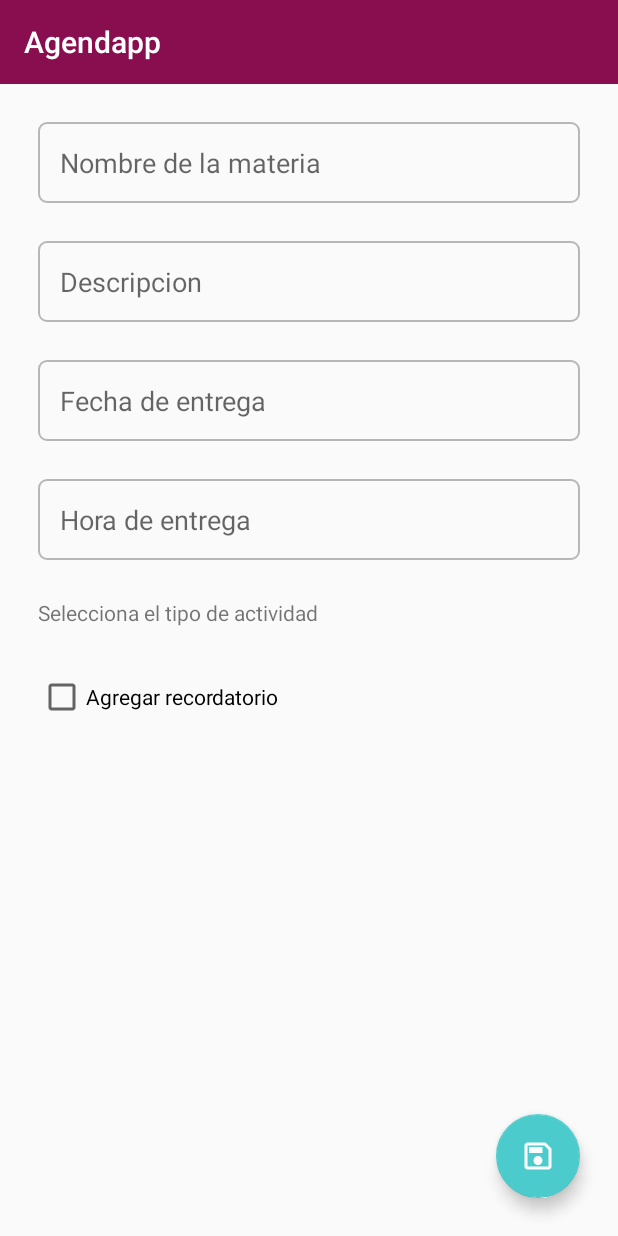
After one commit to LordSinSentido/agendapp, an Android app: the EditarTareaActivity screen opened directly, with no data from a screen before it, on a phone screen of 412 x 824 dp. The commit adds this screen. Run offline under Robolectric (Android 15) with nearby library versions, the phone set to English and light mode, and no system bars.

Commit message:
Se agregaron las vistas de los activities editar tareas y editar horario

```diff
--- a/app/src/main/AndroidManifest.xml
+++ b/app/src/main/AndroidManifest.xml
@@ -9,7 +9,10 @@
         android:roundIcon="@mipmap/ic_launcher_round"
         android:supportsRtl="true"
         android:theme="@style/Theme.Agendapp">
-        <activity android:name=".MostrarHorarioActivity"></activity>
+        <activity android:name=".EditarHorarioActivity"></activity>
+        <activity android:name=".EditarEventoActivity" />
+        <activity android:name=".EditarTareaActivity" />
+        <activity android:name=".MostrarHorarioActivity" />
         <activity android:name=".AgregarHorariosActivity" />
         <activity android:name=".AgregarEventosActivity" />
         <activity android:name=".AgregarTareasActivity" />
--- /dev/null
+++ b/app/src/main/java/com/classhub/agendapp/EditarTareaActivity.java
@@ -0,0 +1,14 @@
+package com.classhub.agendapp;
+
+import androidx.appcompat.app.AppCompatActivity;
+
+import android.os.Bundle;
+
+public class EditarTareaActivity extends AppCompatActivity {
+
+    @Override
+    protected void onCreate(Bundle savedInstanceState) {
+        super.onCreate(savedInstanceState);
+        setContentView(R.layout.activity_editar_tarea);
+    }
+}
--- /dev/null
+++ b/app/src/main/res/layout/activity_editar_tarea.xml
@@ -0,0 +1,134 @@
+<?xml version="1.0" encoding="utf-8"?>
+<androidx.constraintlayout.widget.ConstraintLayout xmlns:android="http://schemas.android.com/apk/res/android"
+    xmlns:app="http://schemas.android.com/apk/res-auto"
+    xmlns:tools="http://schemas.android.com/tools"
+    android:layout_width="match_parent"
+    android:layout_height="match_parent"
+    tools:context=".EditarTareaActivity">
+
+    <ScrollView
+        android:layout_width="match_parent"
+        android:layout_height="match_parent">
+
+        <LinearLayout
+            android:layout_width="match_parent"
+            android:layout_height="wrap_content"
+            android:orientation="vertical" >
+
+            <EditText
+                android:id="@+id/editartareaEntradaTitulo"
+                android:layout_width="match_parent"
+                android:layout_height="wrap_content"
+                android:layout_marginStart="25dp"
+                android:layout_marginTop="25dp"
+                android:layout_marginEnd="25dp"
+                android:background="@drawable/item_entrada"
+                android:ems="10"
+                android:hint="@string/editartareaTitulo"
+                android:importantForAutofill="no"
+                android:inputType="textPersonName" />
+
+            <EditText
+                android:id="@+id/editartareaEntradaDescripcion"
+                android:layout_width="match_parent"
+                android:layout_height="wrap_content"
+                android:layout_marginStart="25dp"
+                android:layout_marginTop="25dp"
+                android:layout_marginEnd="25dp"
+                android:background="@drawable/item_entrada"
+                android:ems="10"
+                android:hint="@string/editartareaDescripcion"
+                android:importantForAutofill="no"
+                android:inputType="textPersonName" />
+
+            <EditText
+                android:id="@+id/editartareaEntradaFechaDeFin"
+                android:layout_width="match_parent"
+                android:layout_height="wrap_content"
+                android:layout_marginStart="25dp"
+                android:layout_marginTop="25dp"
+                android:layout_marginEnd="25dp"
+                android:background="@drawable/item_entrada"
+                android:ems="10"
+                android:hint="@string/editartareaFechaDeFin"
+                android:importantForAutofill="no"
+                android:inputType="textPersonName" />
+
+            <EditText
+                android:id="@+id/editartareaEntradaHoraDeFin"
+                android:layout_width="match_parent"
+                android:layout_height="wrap_content"
+                android:layout_marginStart="25dp"
+                android:layout_marginTop="25dp"
+                android:layout_marginEnd="25dp"
+                android:background="@drawable/item_entrada"
+                android:ems="10"
+                android:hint="@string/editartareaHoraDeFin"
+                android:importantForAutofill="no"
+                android:inputType="textPersonName" />
+
+            <TextView
+                android:id="@+id/editartareaTextoTipo"
+                android:layout_width="match_parent"
+                android:layout_height="wrap_content"
+                android:layout_marginStart="25dp"
+                android:layout_marginTop="25dp"
+                android:layout_marginEnd="25dp"
+                android:text="@string/editartareaTipo" />
+
+            <Spinner
+                android:id="@+id/editartareaSpinnerTipo"
+                android:layout_width="match_parent"
+                android:layout_height="wrap_content"
+                android:layout_marginStart="25dp"
+                android:layout_marginTop="5dp"
+                android:layout_marginEnd="25dp"
+                android:background="@drawable/item_spinner"/>
+
+            <CheckBox
+                android:id="@+id/editartareaCheckRecordatorio"
+                android:layout_width="match_parent"
+                android:layout_height="wrap_content"
+                android:layout_marginStart="25dp"
+                android:layout_marginTop="25dp"
+                android:layout_marginEnd="25dp"
+                android:text="@string/editartareaRecordatorio" />
+
+            <Spinner
+                android:id="@+id/editartareaSpinnerRecordatorio"
+                android:layout_width="match_parent"
+                android:layout_height="wrap_content"
+                android:layout_marginStart="25dp"
+                android:layout_marginTop="5dp"
+                android:layout_marginEnd="25dp"
+                android:background="@drawable/item_spinner"
+                android:visibility="gone"
+                tools:visibility="visible"/>
+
+            <androidx.constraintlayout.utils.widget.MockView
+                android:id="@+id/mockView9"
+                android:layout_width="match_parent"
+                android:layout_height="100dp"
+                android:visibility="invisible"/>
+        </LinearLayout>
+    </ScrollView>
+
+    <com.google.android.material.floatingactionbutton.FloatingActionButton
+        android:id="@+id/editartareaBotonGuardar"
+        android:layout_width="wrap_content"
+        android:layout_height="wrap_content"
+        android:layout_marginEnd="25dp"
+        android:layout_marginBottom="25dp"
+        android:backgroundTint="@color/colorSecundario"
+        android:clickable="true"
+        android:contentDescription="@string/botonGuardar"
+        android:elevation="25dp"
+        android:focusable="true"
+        android:tint="@color/colorTextoClaro"
+        app:backgroundTint="@color/colorSecundario"
+        app:fabSize="normal"
+        app:layout_constraintBottom_toBottomOf="parent"
+        app:layout_constraintEnd_toEndOf="parent"
+        app:rippleColor="@color/colorSecundarioClaro"
+        app:srcCompat="@drawable/icono_guardar"/>
+</androidx.constraintlayout.widget.ConstraintLayout>
--- a/app/src/main/res/values/strings.xml
+++ b/app/src/main/res/values/strings.xml
@@ -63,6 +63,14 @@
     <string name="mostrarhorarioUbicacion">Ubicacion</string>
     <string name="mostrarhorarioRecordatorio">Recordatorio</string>
 
+    <!-- Editar tarea -->
+    <string name="editartareaTitulo">Nombre de la materia</string>
+    <string name="editartareaDescripcion">Descripcion</string>
+    <string name="editartareaFechaDeFin">Fecha de entrega</string>
+    <string name="editartareaHoraDeFin">Hora de entrega</string>
+    <string name="editartareaTipo">Selecciona el tipo de actividad</string>
+    <string name="editartareaRecordatorio">Agregar recordatorio</string>
+
     <!-- Editar evento -->
     <string name="editareventoTitulo">Titulo</string>
     <string name="editareventoDescripcion">Descripcion</string>
```
Also changed, not shown: app/src/main/java/com/classhub/agendapp/EditarHorarioActivity.java (added, +14 -0 lines), app/src/main/res/layout/activity_editar_horario.xml (added, +142 -0 lines).
